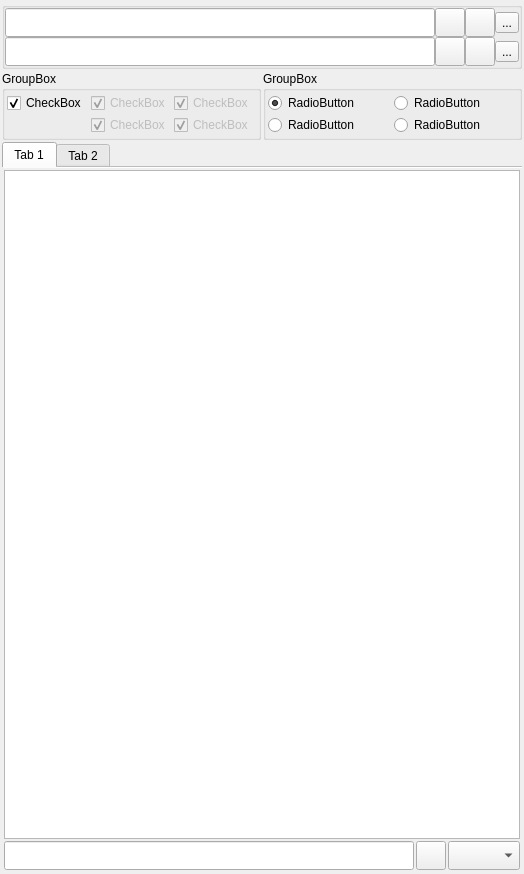
The window that rpfm_ui/ui_templates/global_search_dock_widget.ui (Frodo45127/rpfm) describes before a commit, drawn with Qt 5.
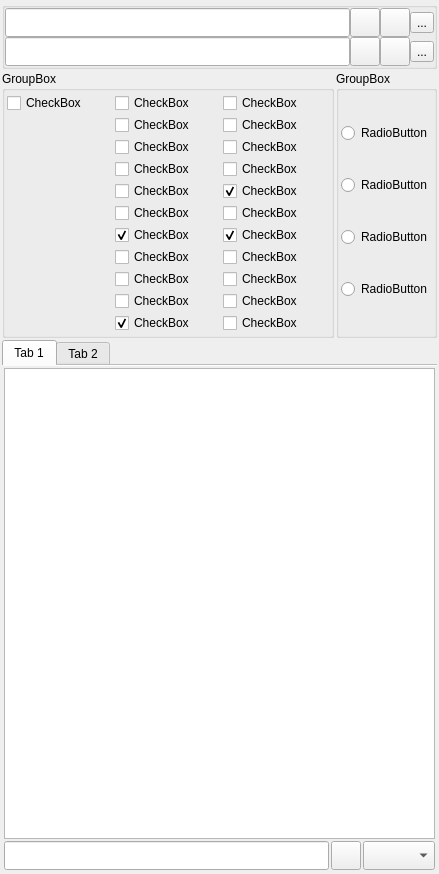
The same window after the commit. Icons and pictures are not drawn. Custom widgets are drawn as their Qt base class.

Commit message: First pass at expanding Global Search to all file types.

Patch:
```diff
--- a/rpfm_ui/ui_templates/global_search_dock_widget.ui
+++ b/rpfm_ui/ui_templates/global_search_dock_widget.ui
@@ -6,7 +6,7 @@
    <rect>
     <x>0</x>
     <y>0</y>
-    <width>524</width>
+    <width>439</width>
     <height>874</height>
    </rect>
   </property>
@@ -14,7 +14,7 @@
    <string>DockWidget</string>
   </property>
   <widget class="QWidget" name="inner_widget">
-   <layout class="QGridLayout" name="gridLayout">
+   <layout class="QGridLayout" name="gridLayout" columnstretch="2,0">
     <property name="leftMargin">
      <number>2</number>
     </property>
@@ -60,25 +60,25 @@
           <string>RadioButton</string>
          </property>
          <property name="checked">
-          <bool>true</bool>
+          <bool>false</bool>
          </property>
         </widget>
        </item>
-       <item row="0" column="2">
-        <widget class="QRadioButton" name="source_parent">
-         <property name="text">
-          <string>RadioButton</string>
-         </property>
-        </widget>
-       </item>
-       <item row="1" column="0">
+       <item row="2" column="0">
         <widget class="QRadioButton" name="source_game">
          <property name="text">
           <string>RadioButton</string>
          </property>
         </widget>
        </item>
-       <item row="1" column="2">
+       <item row="1" column="0">
+        <widget class="QRadioButton" name="source_parent">
+         <property name="text">
+          <string>RadioButton</string>
+         </property>
+        </widget>
+       </item>
+       <item row="3" column="0">
         <widget class="QRadioButton" name="source_asskit">
          <property name="text">
           <string>RadioButton</string>
@@ -285,59 +285,76 @@
        <property name="spacing">
         <number>2</number>
        </property>
+       <item row="8" column="1">
+        <widget class="QCheckBox" name="search_group_formations">
+         <property name="text">
+          <string>CheckBox</string>
+         </property>
+        </widget>
+       </item>
+       <item row="4" column="1">
+        <widget class="QCheckBox" name="search_audio">
+         <property name="text">
+          <string>CheckBox</string>
+         </property>
+        </widget>
+       </item>
+       <item row="5" column="1">
+        <widget class="QCheckBox" name="search_bmd">
+         <property name="text">
+          <string>CheckBox</string>
+         </property>
+        </widget>
+       </item>
+       <item row="3" column="1">
+        <widget class="QCheckBox" name="search_anims_table">
+         <property name="text">
+          <string>CheckBox</string>
+         </property>
+        </widget>
+       </item>
        <item row="0" column="0">
         <widget class="QCheckBox" name="search_all">
          <property name="text">
           <string>CheckBox</string>
          </property>
          <property name="checked">
-          <bool>true</bool>
+          <bool>false</bool>
+         </property>
+        </widget>
+       </item>
+       <item row="9" column="1">
+        <widget class="QCheckBox" name="search_image">
+         <property name="text">
+          <string>CheckBox</string>
          </property>
         </widget>
        </item>
        <item row="0" column="1">
-        <widget class="QCheckBox" name="search_db">
-         <property name="enabled">
-          <bool>false</bool>
-         </property>
+        <widget class="QCheckBox" name="search_anim">
          <property name="text">
           <string>CheckBox</string>
          </property>
-         <property name="checked">
-          <bool>true</bool>
+        </widget>
+       </item>
+       <item row="2" column="1">
+        <widget class="QCheckBox" name="search_anim_pack">
+         <property name="text">
+          <string>CheckBox</string>
          </property>
         </widget>
        </item>
        <item row="1" column="1">
-        <widget class="QCheckBox" name="search_txt">
-         <property name="enabled">
-          <bool>false</bool>
-         </property>
+        <widget class="QCheckBox" name="search_anim_fragment">
          <property name="text">
           <string>CheckBox</string>
          </property>
-         <property name="checked">
-          <bool>true</bool>
-         </property>
         </widget>
        </item>
-       <item row="1" column="2">
-        <widget class="QCheckBox" name="search_schemas">
-         <property name="enabled">
-          <bool>false</bool>
-         </property>
-         <property name="text">
-          <string>CheckBox</string>
-         </property>
-         <property name="checked">
-          <bool>true</bool>
-         </property>
-        </widget>
-       </item>
-       <item row="0" column="2">
+       <item row="10" column="1">
         <widget class="QCheckBox" name="search_loc">
          <property name="enabled">
-          <bool>false</bool>
+          <bool>true</bool>
          </property>
          <property name="text">
           <string>CheckBox</string>
@@ -347,6 +364,115 @@
          </property>
         </widget>
        </item>
+       <item row="6" column="1">
+        <widget class="QCheckBox" name="search_db">
+         <property name="enabled">
+          <bool>true</bool>
+         </property>
+         <property name="text">
+          <string>CheckBox</string>
+         </property>
+         <property name="checked">
+          <bool>true</bool>
+         </property>
+        </widget>
+       </item>
+       <item row="7" column="1">
+        <widget class="QCheckBox" name="search_esf">
+         <property name="text">
+          <string>CheckBox</string>
+         </property>
+        </widget>
+       </item>
+       <item row="0" column="2">
+        <widget class="QCheckBox" name="search_matched_combat">
+         <property name="text">
+          <string>CheckBox</string>
+         </property>
+        </widget>
+       </item>
+       <item row="1" column="2">
+        <widget class="QCheckBox" name="search_pack">
+         <property name="text">
+          <string>CheckBox</string>
+         </property>
+        </widget>
+       </item>
+       <item row="2" column="2">
+        <widget class="QCheckBox" name="search_portrait_settings">
+         <property name="text">
+          <string>CheckBox</string>
+         </property>
+        </widget>
+       </item>
+       <item row="3" column="2">
+        <widget class="QCheckBox" name="search_rigid_model">
+         <property name="text">
+          <string>CheckBox</string>
+         </property>
+        </widget>
+       </item>
+       <item row="4" column="2">
+        <widget class="QCheckBox" name="search_schemas">
+         <property name="enabled">
+          <bool>true</bool>
+         </property>
+         <property name="text">
+          <string>CheckBox</string>
+         </property>
+         <property name="checked">
+          <bool>true</bool>
+         </property>
+        </widget>
+       </item>
+       <item row="5" column="2">
+        <widget class="QCheckBox" name="search_sound_bank">
+         <property name="text">
+          <string>CheckBox</string>
+         </property>
+        </widget>
+       </item>
+       <item row="6" column="2">
+        <widget class="QCheckBox" name="search_text">
+         <property name="enabled">
+          <bool>true</bool>
+         </property>
+         <property name="text">
+          <string>CheckBox</string>
+         </property>
+         <property name="checked">
+          <bool>true</bool>
+         </property>
+        </widget>
+       </item>
+       <item row="7" column="2">
+        <widget class="QCheckBox" name="search_uic">
+         <property name="text">
+          <string>CheckBox</string>
+         </property>
+        </widget>
+       </item>
+       <item row="8" column="2">
+        <widget class="QCheckBox" name="search_unit_variant">
+         <property name="text">
+          <string>CheckBox</string>
+         </property>
+        </widget>
+       </item>
+       <item row="9" column="2">
+        <widget class="QCheckBox" name="search_unknown">
+         <property name="text">
+          <string>CheckBox</string>
+         </property>
+        </widget>
+       </item>
+       <item row="10" column="2">
+        <widget class="QCheckBox" name="search_video">
+         <property name="text">
+          <string>CheckBox</string>
+         </property>
+        </widget>
+       </item>
       </layout>
      </widget>
     </item>
```
The commit also changes 12 other files.
